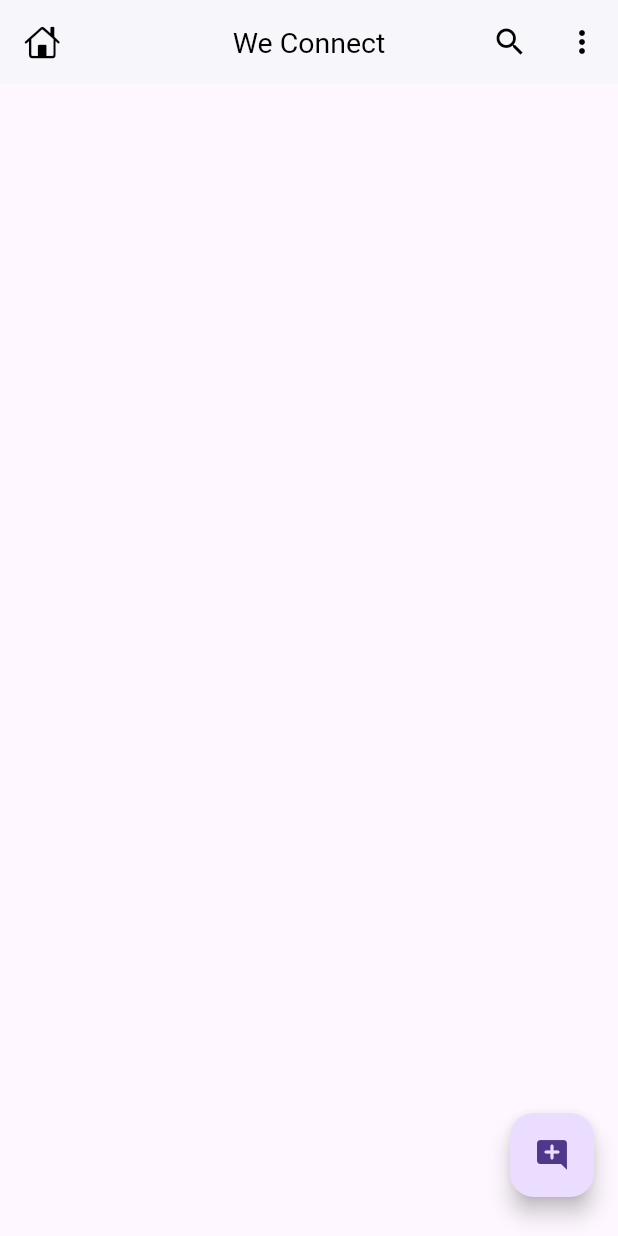
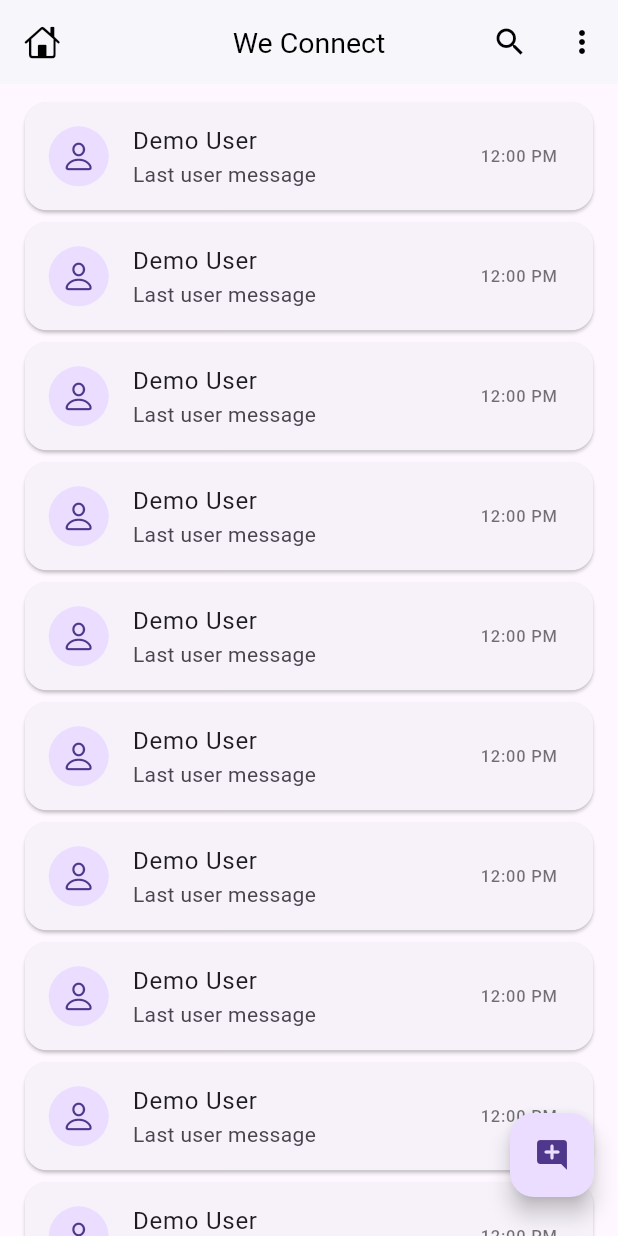
Before and after one commit to gayatrilamichhanegithub/we_connect, a Flutter app: the HomeScreen screen opened directly, on a phone screen of 412 x 824 dp. Run offline on Flutter 3.47's test engine with Material 3 defaults, Android fonts, the light colour scheme and no system bars; our stand-ins replace firebase_auth, firebase_core, google_sign_in; accounts and stored records are empty.

Commit message:
complete 15

```diff
--- /dev/null
+++ b/lib/api/apis.dart
@@ -0,0 +1,5 @@
+import 'package:firebase_auth/firebase_auth.dart';
+
+class APIs {
+  static FirebaseAuth auth = FirebaseAuth.instance;
+}
--- a/lib/screens/auth/login_screen.dart
+++ b/lib/screens/auth/login_screen.dart
@@ -4,6 +4,7 @@ import 'dart:io';
 import 'package:firebase_auth/firebase_auth.dart';
 import 'package:flutter/material.dart';
 import 'package:google_sign_in/google_sign_in.dart';
+import 'package:we_connect/api/apis.dart';
 import 'package:we_connect/helper/dialogs.dart';
 import 'package:we_connect/screens/home_screen.dart';
 
@@ -61,7 +62,7 @@ class _LoginScreenState extends State<LoginScreen> {
       );
 
       // Once signed in, return the UserCredential
-      return await FirebaseAuth.instance.signInWithCredential(credential);
+      return await APIs.auth.signInWithCredential(credential);
     } catch (e) {
       log('\n_signInWithGoogle: $e');
       Dialogs.showSnackbar(
--- a/lib/screens/home_screen.dart
+++ b/lib/screens/home_screen.dart
@@ -1,7 +1,9 @@
-import 'package:firebase_auth/firebase_auth.dart';
 import 'package:flutter/cupertino.dart';
 import 'package:flutter/material.dart';
 import 'package:google_sign_in/google_sign_in.dart';
+import 'package:we_connect/api/apis.dart';
+import 'package:we_connect/main.dart';
+import 'package:we_connect/widgets/chat_user_card.dart';
 
 class HomeScreen extends StatefulWidget {
   const HomeScreen({super.key});
@@ -26,11 +28,18 @@ class _HomeScreenState extends State<HomeScreen> {
         padding: const EdgeInsets.only(bottom: 10),
         child: FloatingActionButton(
             onPressed: () async {
-              await FirebaseAuth.instance.signOut();
+              await APIs.auth.signOut();
               await GoogleSignIn().signOut();
             },
             child: const Icon(Icons.add_comment_rounded)),
       ),
+      body: ListView.builder(
+          itemCount: 16,
+          padding: EdgeInsets.only(top: mq.height * .01),
+          physics: BouncingScrollPhysics(),
+          itemBuilder: (context, index) {
+            return ChatUserCard();
+          }),
     );
   }
 }
--- /dev/null
+++ b/lib/widgets/chat_user_card.dart
@@ -0,0 +1,36 @@
+import 'package:flutter/cupertino.dart';
+import 'package:flutter/material.dart';
+import 'package:we_connect/main.dart';
+
+class ChatUserCard extends StatefulWidget {
+  const ChatUserCard({super.key});
+
+  @override
+  State<ChatUserCard> createState() => _ChatUserCardState();
+}
+
+class _ChatUserCardState extends State<ChatUserCard> {
+  @override
+  Widget build(BuildContext context) {
+    return Card(
+      margin: EdgeInsets.symmetric(horizontal: mq.width * .04, vertical: 4),
+      // color: Colors.blue.shade100,
+      elevation: 1,
+      shape: RoundedRectangleBorder(borderRadius: BorderRadius.circular(15)),
+      child: InkWell(
+        onTap: () {},
+        child: const ListTile(
+          leading: CircleAvatar(
+            child: Icon(CupertinoIcons.person),
+          ),
+          title: Text('Demo User'),
+          subtitle: Text('Last user message', maxLines: 1),
+          trailing: Text(
+            '12:00 PM',
+            style: TextStyle(color: Colors.black54),
+          ),
+        ),
+      ),
+    );
+  }
+}
```
Also changed, not shown: lib/main.dart (+13 -10 lines), lib/screens/splash_screen.dart (+26 -22 lines), pubspec.lock.
